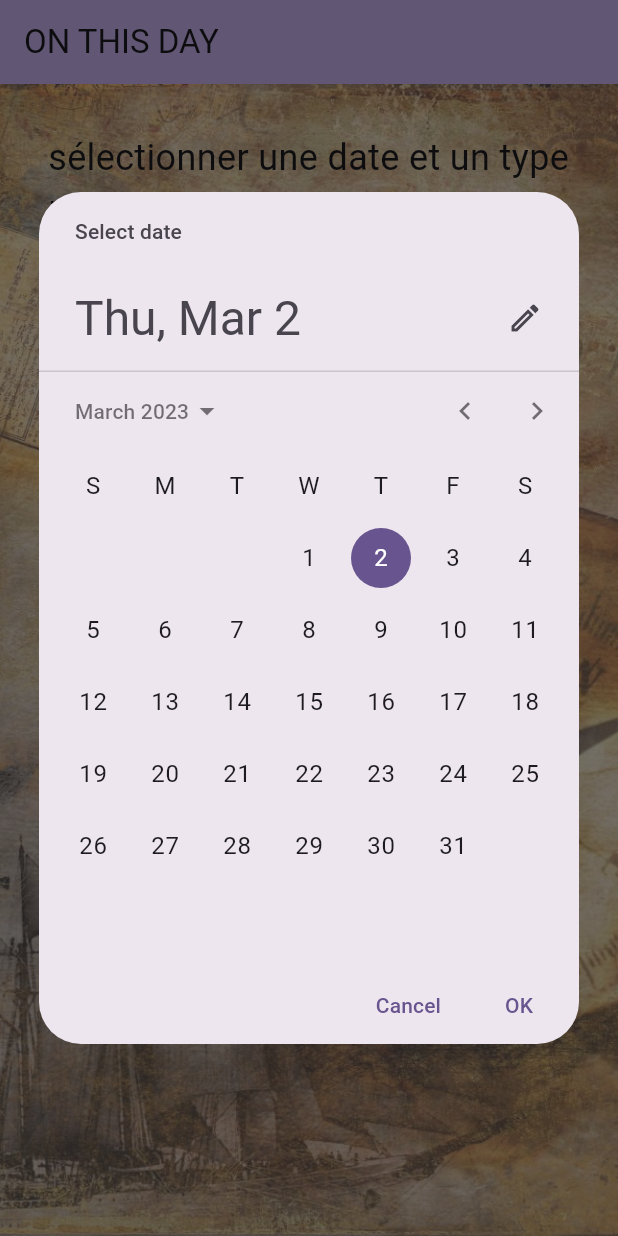
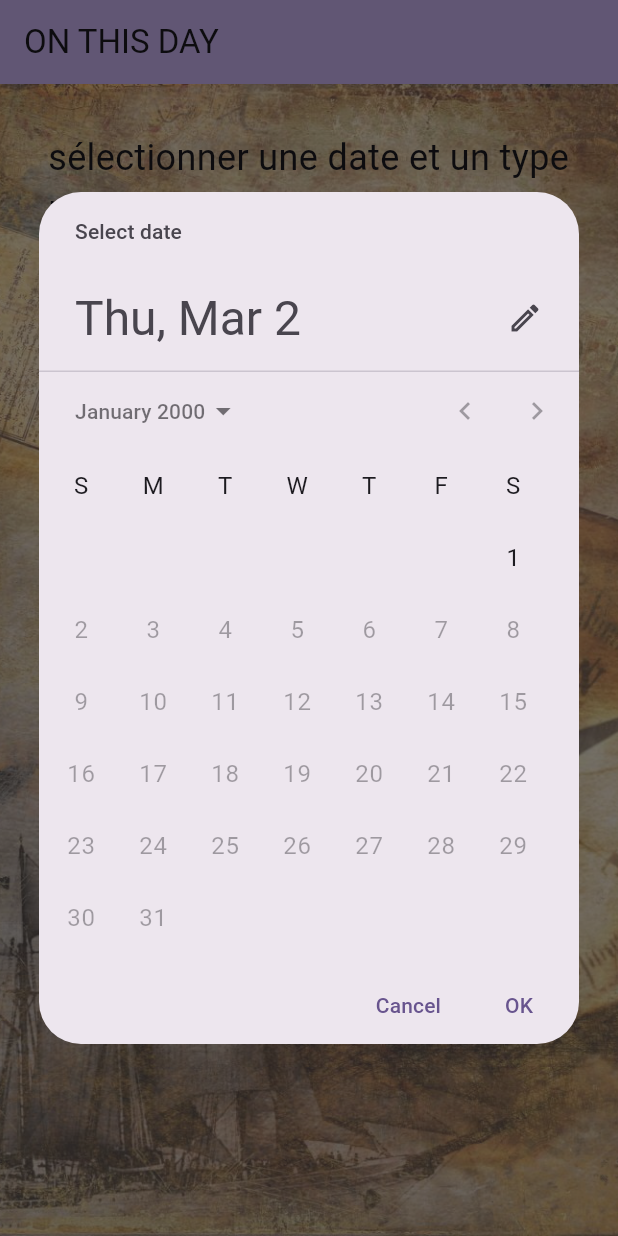
Before and after one commit to Amine-Alami/on_this_day, a Flutter app: the screen it shows after launch, after a tap on "Select date", on a phone screen of 412 x 824 dp. Run offline on Flutter 3.47's test engine with Material 2 defaults, Android fonts, the phone set to English and light mode, and no system bars; drawn by our look-alikes of dropdown_button2; our stand-ins replace go_router.

Commit message:
search button

```diff
--- a/lib/home/datepicker.dart
+++ b/lib/home/datepicker.dart
@@ -4,8 +4,6 @@ import 'package:flutter/material.dart';
 
 class DatePicker extends StatefulWidget {
   const DatePicker({Key? key}) : super(key: key);
-
-
 
   @override
   State<DatePicker> createState() => _DatePickerState();
@@ -18,8 +16,8 @@ class _DatePickerState extends State<DatePicker> {
     final DateTime? picked = await showDatePicker(
         context: context,
         initialDate: selectedDate,
-        firstDate: DateTime(2015, 8),
-        lastDate: DateTime(2101));
+        firstDate: DateTime(2000),
+        lastDate: DateTime(2000));
     if (picked != null && picked != selectedDate) {
       setState(() {
         selectedDate = picked;
--- a/lib/home/home.dart
+++ b/lib/home/home.dart
@@ -1,6 +1,7 @@
 import 'package:flutter/material.dart';
 import 'package:on_this_day/home/dropdown.dart';
 import 'package:on_this_day/home/datepicker.dart';
+import 'package:on_this_day/home/search_button.dart';
 
 class Home extends StatelessWidget {
   const Home({super.key});
@@ -40,8 +41,7 @@ class Home extends StatelessWidget {
               ),
             ),
           ),
-
-
+          SearchButton()
         ],
       ),
     );
--- /dev/null
+++ b/lib/home/search_button.dart
@@ -0,0 +1,22 @@
+import 'package:flutter/material.dart';
+import 'package:go_router/go_router.dart';
+
+class SearchButton extends StatefulWidget {
+  @override
+  State<SearchButton> createState() => _SearchButtonState();
+}
+
+class _SearchButtonState extends State<SearchButton> {
+  @override
+  Widget build(BuildContext context) {
+    return TextButton(
+        onPressed: () => GoRouter.of(context).go('/fetcher/test'),
+        child: const Row(
+          children: [
+            Text("Search"),
+            Icon(Icons.search)
+          ],
+        )
+      );
+  }
+}
--- a/lib/main.dart
+++ b/lib/main.dart
@@ -1,5 +1,12 @@
 import 'package:flutter/material.dart';
+import 'package:on_this_day/events_list/events_list.dart';
 import 'package:on_this_day/home/home.dart';
+import 'package:go_router/go_router.dart';
+
+final _router = GoRouter(routes: [
+  GoRoute(path: '/', builder: (context, state) => const Home()),
+  GoRoute(path: '/events', builder: (context, state) => const EventsList())
+]);
 
 void main() {
   runApp(const MyApp());
--- a/pubspec.yaml
+++ b/pubspec.yaml
@@ -37,6 +37,7 @@ dependencies:
   cupertino_icons: ^1.0.2
   http: ^0.13.5
   dropdown_button2: ^2.0.0
+  go_router: ^6.2.0
 
 dev_dependencies:
   flutter_test:
```
Also changed, not shown: pubspec.lock.
